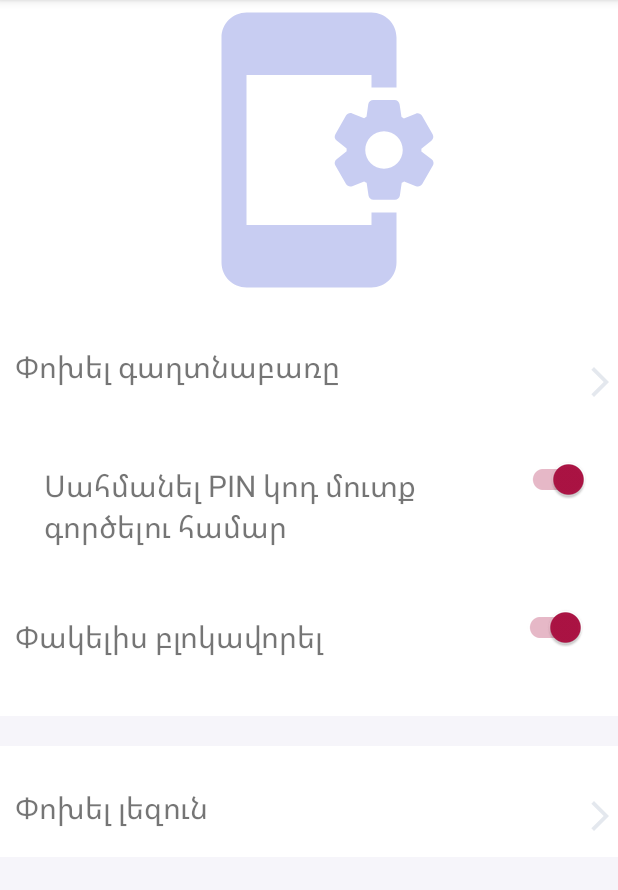
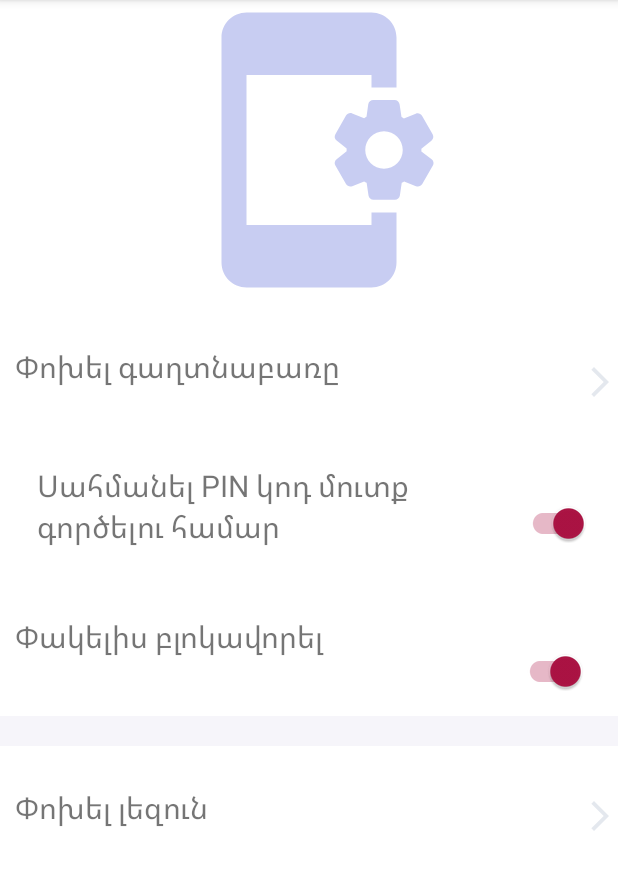
Before and after one commit to LAdamyan/main, an Android app: the screen it shows after launch (MainActivity), on a phone screen of 412 x 824 dp, the part 84-974 px from its top. Run offline under Robolectric (Android 15) with nearby library versions, the light colour scheme and no system bars.

Commit message:
homework6

```diff
--- a/app/src/main/res/layout/settings.xml
+++ b/app/src/main/res/layout/settings.xml
@@ -37,7 +37,7 @@
         android:layout_width="@dimen/_290dp"
         android:layout_height="100dp"
         android:background="@color/white"
-        android:paddingStart="@dimen/ten_dp"
+        android:paddingStart="@dimen/five_dp"
         android:paddingTop="@dimen/thirty_dp"
         android:layout_marginEnd="@dimen/fifteen_dp"
         android:text="@string/enter_pin"
@@ -54,6 +54,7 @@
         android:layout_height="wrap_content"
         android:checked="true"
         android:enabled="true"
+        android:layout_marginTop="50dp"
         app:layout_constraintTop_toTopOf="parent"
         app:layout_constraintBottom_toBottomOf="parent"
         app:layout_constraintStart_toEndOf="@id/enter_pin"
@@ -119,7 +120,7 @@
 
     <View
         android:layout_width="match_parent"
-        android:layout_height="200dp"
+        android:layout_height="150dp"
         android:background="@color/white2"
         app:layout_constraintStart_toStartOf="parent"
         app:layout_constraintTop_toBottomOf="@id/change_language"
```
